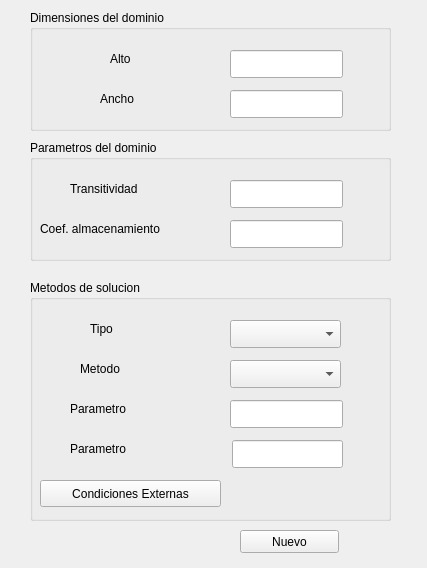
This is views/NuevoProyecto.ui in fenixon/tiponpython as Qt 5 draws it before an edit. The edited form follows.
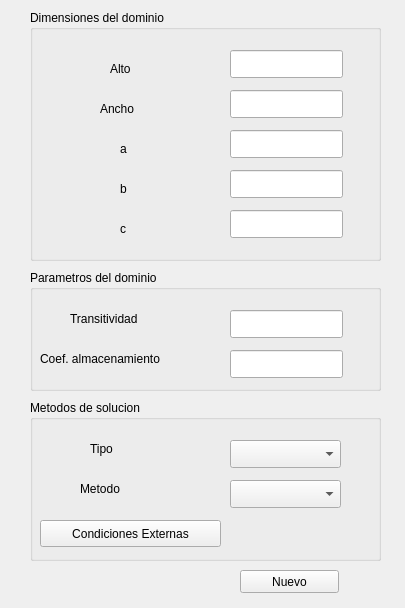
This is the edited form.

Commit message: Nuevo Proyecto evaluacion de datos ingresados, en perdida de focos

```diff
--- a/views/NuevoProyecto.ui
+++ b/views/NuevoProyecto.ui
@@ -6,8 +6,8 @@
    <rect>
     <x>0</x>
     <y>0</y>
-    <width>427</width>
-    <height>568</height>
+    <width>405</width>
+    <height>608</height>
    </rect>
   </property>
   <property name="windowTitle">
@@ -17,7 +17,7 @@
    <property name="geometry">
     <rect>
      <x>240</x>
-     <y>530</y>
+     <y>570</y>
      <width>99</width>
      <height>23</height>
     </rect>
@@ -31,8 +31,8 @@
     <rect>
      <x>30</x>
      <y>10</y>
-     <width>361</width>
-     <height>121</height>
+     <width>351</width>
+     <height>251</height>
     </rect>
    </property>
    <property name="title">
@@ -62,7 +62,7 @@
     <property name="geometry">
      <rect>
       <x>80</x>
-      <y>40</y>
+      <y>50</y>
       <width>70</width>
       <height>18</height>
      </rect>
@@ -75,8 +75,8 @@
     <property name="geometry">
      <rect>
       <x>70</x>
-      <y>80</y>
-      <width>70</width>
+      <y>90</y>
+      <width>51</width>
       <height>18</height>
      </rect>
     </property>
@@ -84,13 +84,82 @@
      <string>Ancho</string>
     </property>
    </widget>
+   <widget class="QLineEdit" name="txtA">
+    <property name="geometry">
+     <rect>
+      <x>200</x>
+      <y>120</y>
+      <width>113</width>
+      <height>28</height>
+     </rect>
+    </property>
+   </widget>
+   <widget class="QLineEdit" name="txtB">
+    <property name="geometry">
+     <rect>
+      <x>200</x>
+      <y>160</y>
+      <width>113</width>
+      <height>28</height>
+     </rect>
+    </property>
+   </widget>
+   <widget class="QLineEdit" name="txtC">
+    <property name="geometry">
+     <rect>
+      <x>200</x>
+      <y>200</y>
+      <width>113</width>
+      <height>28</height>
+     </rect>
+    </property>
+   </widget>
+   <widget class="QLabel" name="lblA">
+    <property name="geometry">
+     <rect>
+      <x>90</x>
+      <y>130</y>
+      <width>70</width>
+      <height>18</height>
+     </rect>
+    </property>
+    <property name="text">
+     <string>a</string>
+    </property>
+   </widget>
+   <widget class="QLabel" name="lblB">
+    <property name="geometry">
+     <rect>
+      <x>90</x>
+      <y>170</y>
+      <width>70</width>
+      <height>18</height>
+     </rect>
+    </property>
+    <property name="text">
+     <string>b</string>
+    </property>
+   </widget>
+   <widget class="QLabel" name="lblC">
+    <property name="geometry">
+     <rect>
+      <x>90</x>
+      <y>210</y>
+      <width>70</width>
+      <height>18</height>
+     </rect>
+    </property>
+    <property name="text">
+     <string>c</string>
+    </property>
+   </widget>
   </widget>
   <widget class="QGroupBox" name="gbParametrosDominio">
    <property name="geometry">
     <rect>
      <x>30</x>
-     <y>140</y>
-     <width>361</width>
+     <y>270</y>
+     <width>351</width>
      <height>121</height>
     </rect>
    </property>
@@ -148,34 +217,14 @@
    <property name="geometry">
     <rect>
      <x>30</x>
-     <y>280</y>
-     <width>361</width>
-     <height>241</height>
+     <y>400</y>
+     <width>351</width>
+     <height>161</height>
     </rect>
    </property>
    <property name="title">
     <string>Metodos de solucion</string>
    </property>
-   <widget class="QLineEdit" name="txtParametro1">
-    <property name="geometry">
-     <rect>
-      <x>200</x>
-      <y>120</y>
-      <width>113</width>
-      <height>28</height>
-     </rect>
-    </property>
-   </widget>
-   <widget class="QLineEdit" name="txtParametro2">
-    <property name="geometry">
-     <rect>
-      <x>202</x>
-      <y>160</y>
-      <width>111</width>
-      <height>28</height>
-     </rect>
-    </property>
-   </widget>
    <widget class="QComboBox" name="cmbTipo">
     <property name="geometry">
      <rect>
@@ -222,37 +271,11 @@
      <string>Metodo</string>
     </property>
    </widget>
-   <widget class="QLabel" name="lblParametro1">
-    <property name="geometry">
-     <rect>
-      <x>40</x>
-      <y>120</y>
-      <width>101</width>
-      <height>18</height>
-     </rect>
-    </property>
-    <property name="text">
-     <string>Parametro</string>
-    </property>
-   </widget>
-   <widget class="QLabel" name="lblParametro2">
-    <property name="geometry">
-     <rect>
-      <x>40</x>
-      <y>160</y>
-      <width>91</width>
-      <height>18</height>
-     </rect>
-    </property>
-    <property name="text">
-     <string>Parametro</string>
-    </property>
-   </widget>
    <widget class="QPushButton" name="btnCondicionesExternas">
     <property name="geometry">
      <rect>
       <x>10</x>
-      <y>200</y>
+      <y>120</y>
       <width>181</width>
       <height>27</height>
      </rect>
```
Left out of the diff: 6 changed lines with no effect on the pictures. The commit also changes 3 other files.
